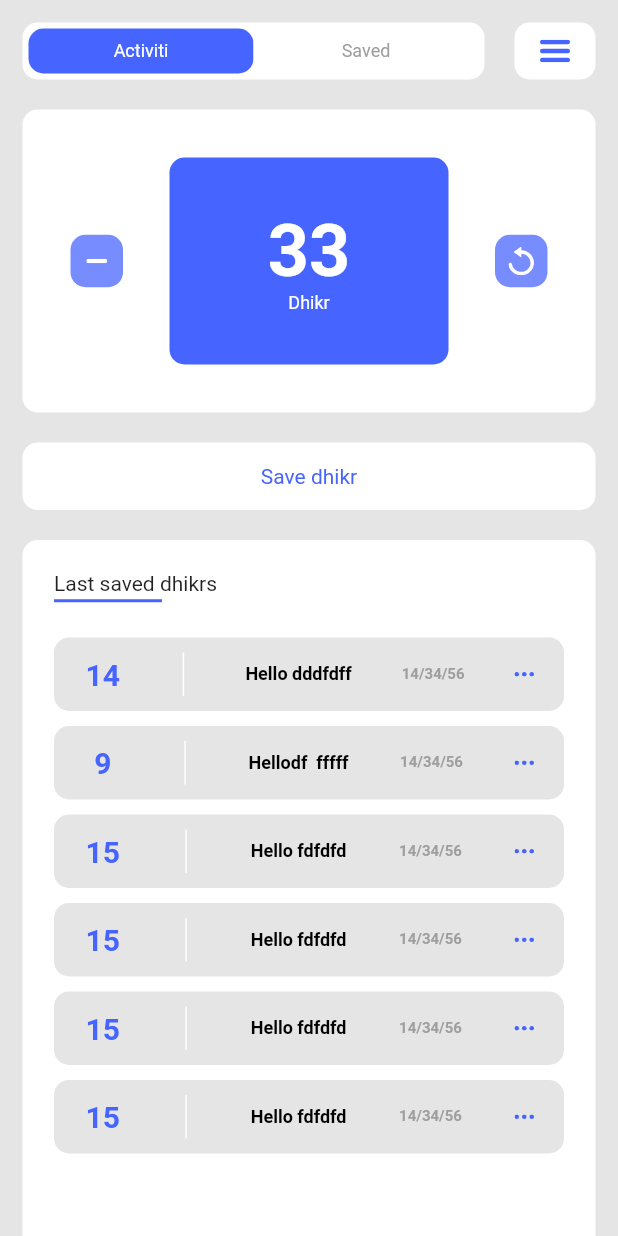
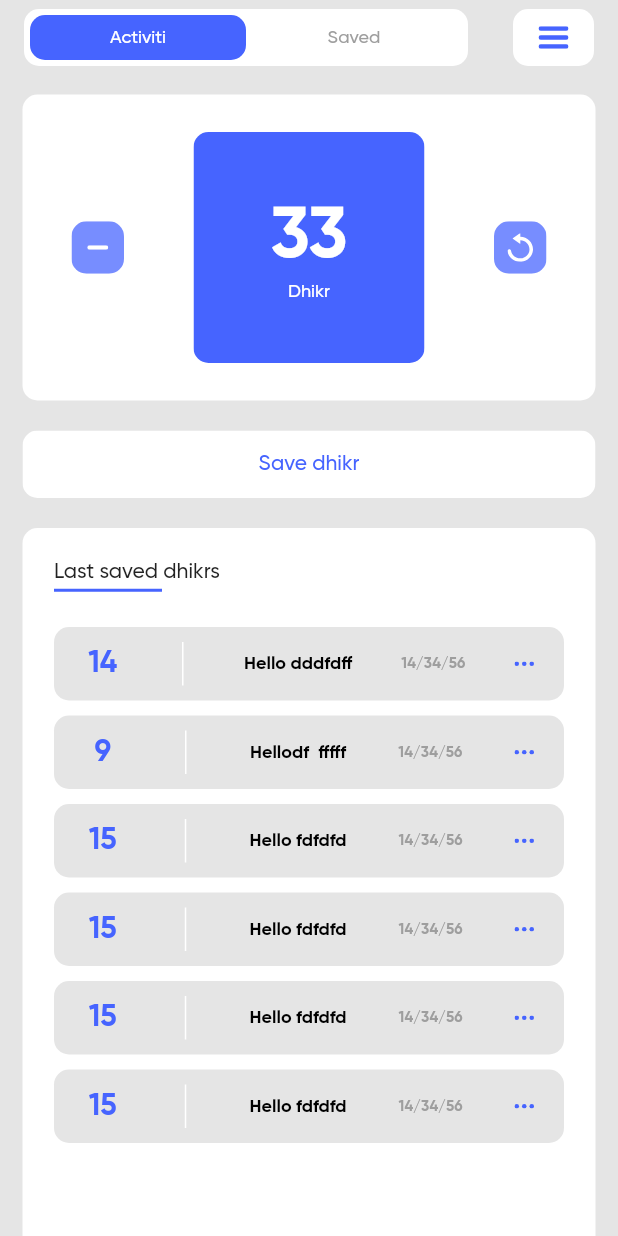
Before and after one commit to evgeniyburovik/tasbeeh, a Flutter app: the screen it shows after launch, on a phone screen of 412 x 824 dp. Run offline on Flutter 3.47's test engine with Material 2 defaults, Android fonts, the phone set to English and light mode, and no system bars; our stand-ins replace flutter_svg.

Commit message:
coposition rer

```diff
--- a/lib/components/botton.dart
+++ /dev/null
@@ -1,35 +0,0 @@
-import 'package:flutter/material.dart';
-
-class Botton extends StatelessWidget {
-  final height;
-  final width;
-  final Color color;
-  final Widget iconBody;
-
-  const Botton({
-    super.key,
-    this.width,
-    this.height,
-    required this.color,
-    required this.iconBody,
-  });
-
-  @override
-  Widget build(BuildContext context) {
-    return InkWell(
-      onTap: () {
-        print('hello');
-      },
-      child: Container(
-        alignment: Alignment.center,
-        height: height,
-        width: width,
-        decoration: BoxDecoration(
-          color: color,
-          borderRadius: BorderRadius.circular(10),
-        ),
-        child: iconBody,
-      ),
-    );
-  }
-}
--- a/lib/main.dart
+++ b/lib/main.dart
@@ -16,7 +16,7 @@ class MyApp extends StatelessWidget {
       theme: ThemeData(
         fontFamily: 'Gilroy',
       ),
-      home: HomePage(),
+      home: const HomePage(),
     );
   }
 }
--- a/lib/pages/home_page.dart
+++ b/lib/pages/home_page.dart
@@ -1,8 +1,5 @@
 import 'package:flutter/material.dart';
-import 'package:flutter_svg/flutter_svg.dart';
-import '../components/botton.dart';
-import '../components/constants.dart';
-import '../components/dhikrtile.dart';
+import '../widgets/widgets.dart';
 
 class HomePage extends StatefulWidget {
   const HomePage({super.key});
@@ -15,140 +12,35 @@ class _HomePageState extends State<HomePage> {
   @override
   Widget build(BuildContext context) {
     return Scaffold(
+      appBar: const CostomAppBar(),
       backgroundColor: backgroungColor,
       body: SafeArea(
+        bottom: false,
         child: Padding(
-        padding: const EdgeInsets.fromLTRB(15, 15, 15, 0),
+          padding: const EdgeInsets.fromLTRB(15, 13, 15, 0),
           child: Column(
             children: [
-            // Панель навигации
-            Row(
-              children: [
-                Expanded(
-                  child: Container(
-                    decoration: BoxDecoration(
-                      color: whiteColor,
-                      borderRadius: BorderRadius.circular(10),
-                    ),
-                    padding: const EdgeInsets.all(4),
-                    height: 38,
-                    child: const Row(
-                      children: [
-                        // Кнопки навигации
-                        Expanded(
-                          child: Botton(
-                            color: deepBlueButtonColor,
-                            iconBody: Text(
-                              'Activiti',
-                              style: TextStyle(
-                                color: whiteColor,
-                                fontSize: 12,
-                              ),
-                            ),
-                          ),
-                        ),
-                        Expanded(
-                          child: Botton(
-                            color: whiteColor,
-                            iconBody: Text(
-                              'Saved',
-                              style: TextStyle(
-                                color: greyTextColor,
-                                fontSize: 12,
-                              ),
-                            ),
-                          ),
-                        ),
-                      ],
-                    ),
-                  ),
-                ),
-                // Кнопка меню
-                const SizedBox(width: 20),
-                Botton(
-                  height: 38.0,
-                  width: 54.0,
-                  color: Colors.white,
-                  iconBody: SvgPicture.asset('assets/icon/burger_menu.svg'),
-                ),
-              ],
-            ),
-            const SizedBox(height: 20),
               // Dhikr панель
-            Container(
-              height: 202,
-              padding: EdgeInsets.all(32),
-              decoration: BoxDecoration(
-                  color: whiteColor, borderRadius: BorderRadius.circular(10)),
-              child: Row(
-                mainAxisAlignment: MainAxisAlignment.spaceEvenly,
-                children: [
-                  // Кнопка декремента
-                  Botton(
-                    color: blueButtonColor,
-                    height: 35.0,
-                    width: 35.0,
-                    iconBody: SvgPicture.asset('assets/icon/decrement.svg'),
-                  ),
-                  SizedBox(width: 31),
-                  // Количество dhikl
-                  Expanded(
-                    child: Container(
-                      decoration: BoxDecoration(
-                        color: deepBlueButtonColor,
-                        borderRadius: BorderRadius.circular(10),
-                      ),
-                      child: Column(
-                          mainAxisAlignment: MainAxisAlignment.center,
-                          children: [
-                            Text(
-                              '33',
-                              style: TextStyle(
-                                color: whiteColor,
-                                fontSize: 48,
-                                fontWeight: FontWeight.bold,
-                              ),
-                            ),
-                            Text(
-                              'Dhikr',
-                              style: TextStyle(
-                                color: whiteColor,
-                                fontSize: 12,
-                              ),
-                            ),
-                          ]),
-                    ),
-                  ),
-                  SizedBox(width: 31),
-                  // Кнопка инкремента
-                  Botton(
-                    color: blueButtonColor,
-                    height: 35.0,
-                    width: 35.0,
-                    iconBody: SvgPicture.asset('assets/icon/increment.svg'),
-                  ),
-                ],
-              ),
-            ),
+              const DhikrPanel(),
               const SizedBox(height: 20),
               // Кнопка сохранения dhikr
-            Botton(
+              const CustomBotton(
                 color: whiteColor,
-              iconBody: Text(
+                body: Text(
                   'Save dhikr',
                   style: TextStyle(
                     color: deepBlueButtonColor,
                     fontSize: 14,
                   ),
                 ),
-              height: 45.0,
+                height: 45,
               ),
               const SizedBox(height: 20),
               // список сохраненных dhikr
               Expanded(
                 child: Container(
-                padding: EdgeInsets.fromLTRB(21, 21, 21, 0),
-                decoration: BoxDecoration(
+                  padding: const EdgeInsets.fromLTRB(21, 21, 21, 0),
+                  decoration: const BoxDecoration(
                     color: whiteColor,
                     borderRadius: BorderRadius.vertical(
                         top: Radius.circular(10), bottom: Radius.zero),
@@ -156,18 +48,18 @@ class _HomePageState extends State<HomePage> {
                   child: Center(
                     child: Column(
                       children: [
-                      Row(
+                        const Row(
                           children: [
                             Text('Last saved dhikrs'),
                           ],
                         ),
-                      Divider(
+                        const Divider(
                           height: 7,
                           thickness: 2,
                           endIndent: 268,
                           color: deepBlueButtonColor,
                         ),
-                      SizedBox(height: 21),
+                        const SizedBox(height: 21),
                         // listViev of saved dhikr
                         Expanded(
                           child: ListView(
@@ -206,7 +98,8 @@ class _HomePageState extends State<HomePage> {
               ),
             ],
           ),
-      )),
+        ),
+      ),
     );
   }
 }
--- /dev/null
+++ b/lib/widgets/custom_appbar.dart
@@ -0,0 +1,69 @@
+import 'package:flutter/material.dart';
+import 'widgets.dart';
+
+class CostomAppBar extends StatelessWidget implements PreferredSizeWidget {
+  const CostomAppBar({
+    super.key,
+  });
+
+  @override
+  Widget build(BuildContext context) {
+    return AppBar(
+      backgroundColor: Colors.transparent,
+      elevation: 0,
+      title: Row(
+        children: [
+          Expanded(
+            child: Container(
+              decoration: BoxDecoration(
+                color: whiteColor,
+                borderRadius: BorderRadius.circular(10),
+              ),
+              padding: const EdgeInsets.all(4),
+              height: 38,
+              child: const Row(
+                children: [
+                  // Кнопки навигации
+                  Expanded(
+                    child: CustomBotton(
+                      color: deepBlueButtonColor,
+                      body: Text(
+                        'Activiti',
+                        style: TextStyle(
+                          color: whiteColor,
+                          fontSize: 12,
+                        ),
+                      ),
+                    ),
+                  ),
+                  Expanded(
+                    child: CustomBotton(
+                      color: whiteColor,
+                      body: Text(
+                        'Saved',
+                        style: TextStyle(
+                          color: greyTextColor,
+                          fontSize: 12,
+                        ),
+                      ),
+                    ),
+                  ),
+                ],
+              ),
+            ),
+          ),
+          const SizedBox(width: 30),
+          CustomBotton(
+            color: whiteColor,
+            width: 54,
+            height: 38,
+            body: SvgPicture.asset('assets/icon/burger_menu.svg'),
+          )
+        ],
+      ),
+    );
+  }
+
+  @override
+  Size get preferredSize => const Size.fromHeight(50.0);
+}
--- /dev/null
+++ b/lib/widgets/custom_botton.dart
@@ -0,0 +1,35 @@
+import 'package:flutter/material.dart';
+
+class CustomBotton extends StatelessWidget {
+  final double? height;
+  final double? width;
+  final Color color;
+  final Widget body;
+
+  const CustomBotton({
+    super.key,
+    this.width,
+    this.height,
+    required this.color,
+    required this.body,
+  });
+
+  @override
+  Widget build(BuildContext context) {
+    return ClipRRect(
+      borderRadius: BorderRadius.circular(10),
+      child: Material(
+        color: color,
+        child: InkWell(
+          onTap: () {},
+          child: Container(
+            alignment: Alignment.center,
+            height: height,
+            width: width,
+            child: body,
+          ),
+        ),
+      ),
+    );
+  }
+}
--- /dev/null
+++ b/lib/widgets/dhikr_panel.dart
@@ -0,0 +1,65 @@
+import 'package:flutter/material.dart';
+
+import 'widgets.dart';
+
+class DhikrPanel extends StatelessWidget {
+  const DhikrPanel({
+    super.key,
+  });
+
+  @override
+  Widget build(BuildContext context) {
+    return Container(
+      padding: const EdgeInsets.all(25),
+      decoration: BoxDecoration(
+          color: whiteColor, borderRadius: BorderRadius.circular(10)),
+      child: Row(
+        mainAxisAlignment: MainAxisAlignment.spaceEvenly,
+        children: [
+          // Кнопка декремента
+          CustomBotton(
+            color: blueButtonColor,
+            height: 35,
+            width: 35,
+            body: SvgPicture.asset('assets/icon/decrement.svg'),
+          ),
+          const SizedBox(width: 31),
+          // Количество dhikl
+          const CustomBotton(
+            color: deepBlueButtonColor,
+            width: 154,
+            height: 154,
+            body: Column(
+              mainAxisAlignment: MainAxisAlignment.center,
+              children: [
+                Text(
+                  '33',
+                  style: TextStyle(
+                    color: whiteColor,
+                    fontSize: 48,
+                    fontWeight: FontWeight.bold,
+                  ),
+                ),
+                Text(
+                  'Dhikr',
+                  style: TextStyle(
+                    color: whiteColor,
+                    fontSize: 12,
+                  ),
+                ),
+              ],
+            ),
+          ),
+          const SizedBox(width: 31),
+          // Кнопка инкремента
+          CustomBotton(
+            color: blueButtonColor,
+            height: 35,
+            width: 35,
+            body: SvgPicture.asset('assets/icon/increment.svg'),
+          ),
+        ],
+      ),
+    );
+  }
+}
--- a/lib/components/dhikrtile.dart
+++ b/lib/widgets/dhikrtile.dart
@@ -1,6 +1,6 @@
 import 'package:flutter/material.dart';
 import 'package:flutter_svg/flutter_svg.dart';
-import 'package:tasbeeh/components/constants.dart';
+import 'package:tasbeeh/widgets/constants.dart';
 
 class DhikrTile extends StatelessWidget {
   final String sumDhikr;
--- /dev/null
+++ b/lib/widgets/widgets.dart
@@ -0,0 +1,6 @@
+export 'custom_appbar.dart';
+export 'constants.dart';
+export 'package:flutter_svg/flutter_svg.dart';
+export 'dhikrtile.dart';
+export 'custom_botton.dart';
+export 'dhikr_panel.dart';
```
Also changed, not shown: pubspec.yaml (+5 -5 lines), lib/widgets/constants.dart (renamed from lib/components/constants.dart). Lines whose indentation alone changed are shown as unchanged.
